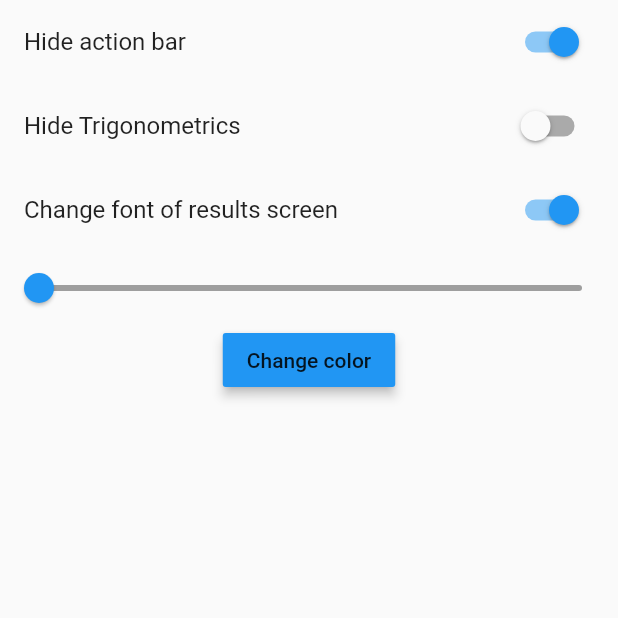
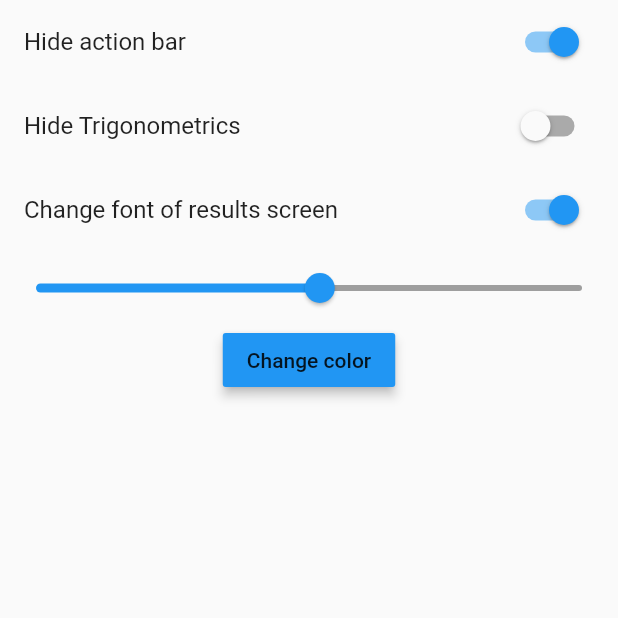
Before and after one commit to jwayne03/rpnprovider, a Flutter app: the screen it shows after launch, item 3 of the bottom bar chosen, after a tap on "Hide action bar", after a tap on "Change font of results screen", on a phone screen of 412 x 824 dp, the top half of it. Run offline on Flutter 3.47's test engine with Material 2 defaults, Android fonts, the light colour scheme and no system bars; our stand-ins replace flutter_colorpicker, shared_preferences, toast.

Commit message:
Implemented SharedPreferences

```diff
--- a/lib/providers/settings_provider.dart
+++ b/lib/providers/settings_provider.dart
@@ -8,26 +8,77 @@ class SettingsProvier extends ChangeNotifier {
   double _fontSizeValue = 1;
   Color _colorTheme;
 
-  SharedPreferences sharedPreferences;
+  SharedPreferences _sharedPreferences;
 
+  SettingsProvier() {
+    this.loadActionBarState();
+    this.loadFontSizeState();
+    this.loadFontSizeValue();
+    this.loadTrigonometricsState();
+  }
+
+  // ACTION BAR
   bool get isActionBarHidden => _isActionBarHidden;
   set isActionBarHidden(bool isHidden) {
-    _isActionBarHidden = isHidden;
+    this._isActionBarHidden = isHidden;
     notifyListeners();
   }
 
-  bool get isTrigonometricsHidden => _isTrigonometricsHidden;
-  set isTrigonometricsHidden(bool isHidden) {
-    _isTrigonometricsHidden = isHidden;
+  void loadActionBarState() async {
+    this._sharedPreferences = await SharedPreferences.getInstance();
+    this._isActionBarHidden =
+        this._sharedPreferences.getBool("actionBar") ?? false;
     notifyListeners();
   }
 
+  void saveActionBar() async {
+    this._sharedPreferences = await SharedPreferences.getInstance();
+    _sharedPreferences.setBool("actionBar", this._isActionBarHidden) as bool;
+    notifyListeners();
+  }
+
+  // TRIGONOMETRICS
+  bool get isTrigonometricsHidden => _isTrigonometricsHidden;
+  set isTrigonometricsHidden(bool isHidden) {
+    this._isTrigonometricsHidden = isHidden;
+    notifyListeners();
+  }
+
+  void loadTrigonometricsState() async {
+    this._sharedPreferences = await SharedPreferences.getInstance();
+    this._isTrigonometricsHidden =
+        this._sharedPreferences.getBool("trigonometrics") ?? false;
+    notifyListeners();
+  }
+
+  void saveTrigonometricsState() async {
+    this._sharedPreferences = await SharedPreferences.getInstance();
+    _sharedPreferences.setBool("trigonometrics", this._isTrigonometricsHidden);
+    notifyListeners();
+  }
+
+  // FONTSIZE SWITCH
   bool get isChangeTheFontSizeActive => _isChangeTheFontSizeActive;
   set isChangeTheFontSizeActive(bool isActive) {
     _isChangeTheFontSizeActive = isActive;
     notifyListeners();
   }
 
+  void loadFontSizeState() async {
+    this._sharedPreferences = await SharedPreferences.getInstance();
+    this._isChangeTheFontSizeActive =
+        this._sharedPreferences.getBool("activeFontSize") ?? false;
+    notifyListeners();
+  }
+
+  Future<void> saveFontSizeState() async {
+    this._sharedPreferences = await SharedPreferences.getInstance();
+    _sharedPreferences.setBool(
+        "activeFontSize", this._isChangeTheFontSizeActive) as bool;
+    notifyListeners();
+  }
+
+  // FONTSIZE VALUE
   double get fontSizeValue => _fontSizeValue;
   set fontSizeValue(double value) {
     _fontSizeValue = value;
@@ -36,9 +87,35 @@ class SettingsProvier extends ChangeNotifier {
     notifyListeners();
   }
 
+  void saveFontSizeValue() async {
+    this._sharedPreferences = await SharedPreferences.getInstance();
+    _sharedPreferences.setDouble("fontSize", this._fontSizeValue) as double;
+    notifyListeners();
+  }
+
+  void loadFontSizeValue() async {
+    this._sharedPreferences = await SharedPreferences.getInstance();
+    this._fontSizeValue = this._sharedPreferences.getDouble("fontSize") ?? 16.0;
+    notifyListeners();
+  }
+
+  // COLOR THEME (COLOR PICKER)
   Color get colorTheme => _colorTheme;
   set colorTheme(Color color) {
     _colorTheme = color;
     notifyListeners();
   }
+
+  void loadCurrentColor() async {
+    this._sharedPreferences = await SharedPreferences.getInstance();
+    this._colorTheme = Color(
+        this._sharedPreferences.getInt("color") ?? Colors.lightBlue.value);
+    notifyListeners();
+  }
+
+  void saveCurrentColorTheme() async {
+    this._sharedPreferences = await SharedPreferences.getInstance();
+    this._sharedPreferences.setInt("color", this._colorTheme.value);
+    notifyListeners();
+  }
 }
```
Also changed, not shown: lib/view/settings.dart (+9 -2 lines).
